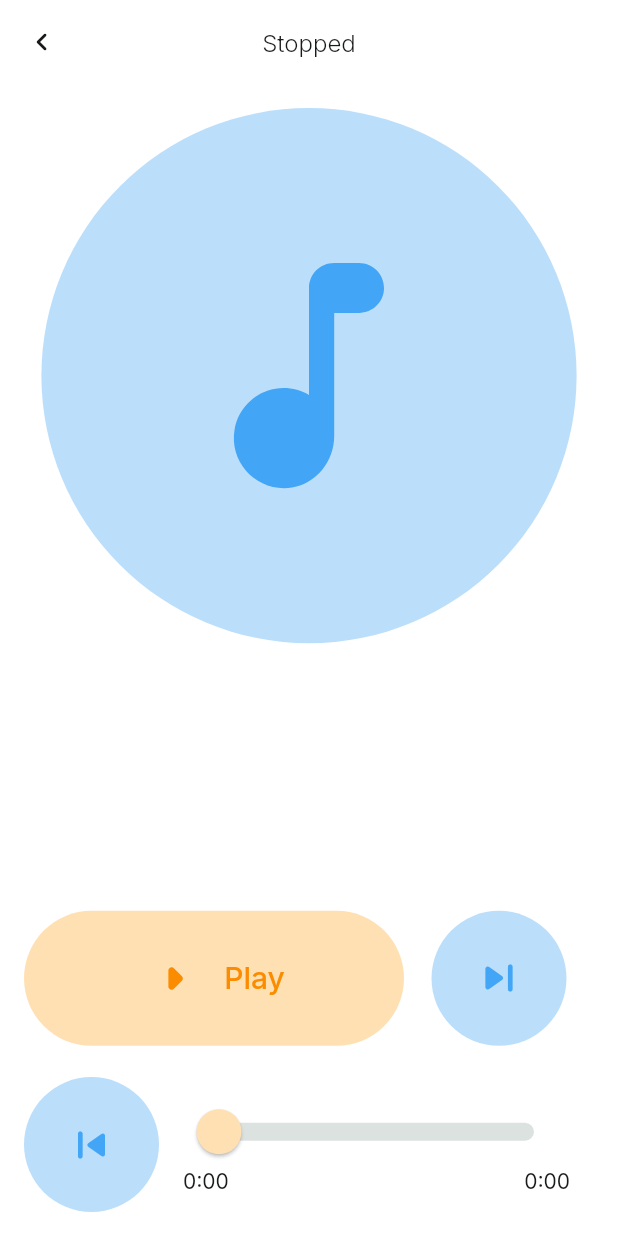
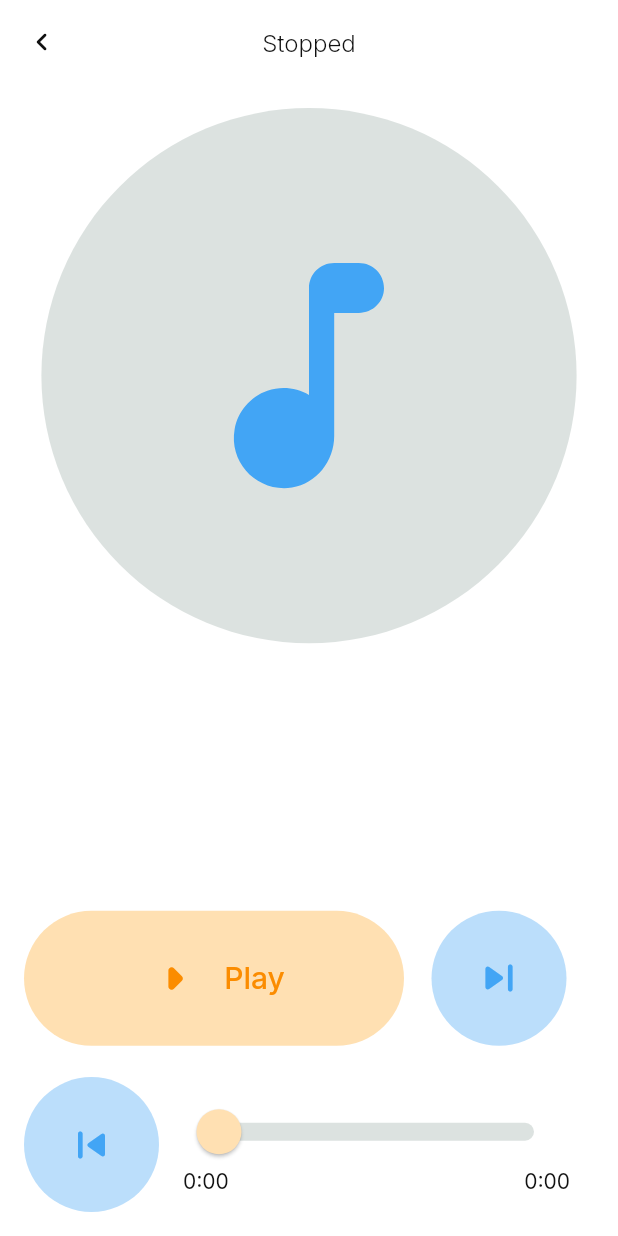
Before and after one commit to hakouguelfen/mousika, a Flutter app: the screen it shows after launch, after a tap on the "music note" icon, on a phone screen of 412 x 824 dp. Run offline on Flutter 3.47's test engine with Material 2 defaults, Android fonts, the phone set to English and light mode, and no system bars; our stand-ins replace audio_service, get_it, google_fonts, just_audio, on_audio_query, permission_handler and 1 more; missing offline and left inert: app_settings.

Commit message:
change color scheme

```diff
--- a/lib/constants.dart
+++ b/lib/constants.dart
@@ -16,8 +16,8 @@ const cardColorLightTheme = white2;
 // *************** COLORS ******************
 // *****************************************
 // ############### BLACK ###################
-const black1 = Color(0xFF181a1b);
-const black2 = Color(0xFF232427);
+const black1 = Color(0xFF111111);
+const black2 = Color(0xFF161717);
 const black3 = Color(0xFF2f3035);
 
 // ############### WHITE ###################
--- a/lib/theme.dart
+++ b/lib/theme.dart
@@ -12,7 +12,7 @@ ThemeData lightThemeData(BuildContext context) {
     textTheme: GoogleFonts.interTextTheme(Theme.of(context).textTheme)
         .apply(bodyColor: darkThemeBackgroundColor),
     colorScheme: const ColorScheme.light(
-      primary: blue1,
+      primary: cardColorLightTheme,
       secondary: blue2,
       error: kErrorColor,
     ),
@@ -73,16 +73,16 @@ class CustomTrackShape extends RoundedRectSliderTrackShape {
 
 ThemeData darkThemeData(BuildContext context) {
   return ThemeData.dark().copyWith(
+    appBarTheme: appBarTheme,
     primaryColor: kPrimaryColor,
     scaffoldBackgroundColor: darkThemeBackgroundColor,
-    appBarTheme: appBarTheme,
-    iconTheme: const IconThemeData(color: blue1),
+    iconTheme: const IconThemeData(color: black3),
     textTheme: GoogleFonts.interTextTheme(Theme.of(context).textTheme)
         .apply(bodyColor: kContentColorDarkTheme),
     colorScheme: const ColorScheme.dark().copyWith(
       primary: cardColorDarkTheme,
       secondary: blue1,
-      error: kErrorColor,
+      secondaryContainer: black3,
     ),
     sliderTheme: SliderThemeData(
       trackShape: CustomTrackShape(),
@@ -116,9 +116,9 @@ ThemeData darkThemeData(BuildContext context) {
       iconTheme: MaterialStateProperty.all(
         const IconThemeData(size: 30),
       ),
-      indicatorColor: blue3,
+      indicatorColor: blue1,
       labelBehavior: NavigationDestinationLabelBehavior.alwaysHide,
-      backgroundColor: black1,
+      backgroundColor: darkThemeBackgroundColor,
     ),
   );
 }
```
